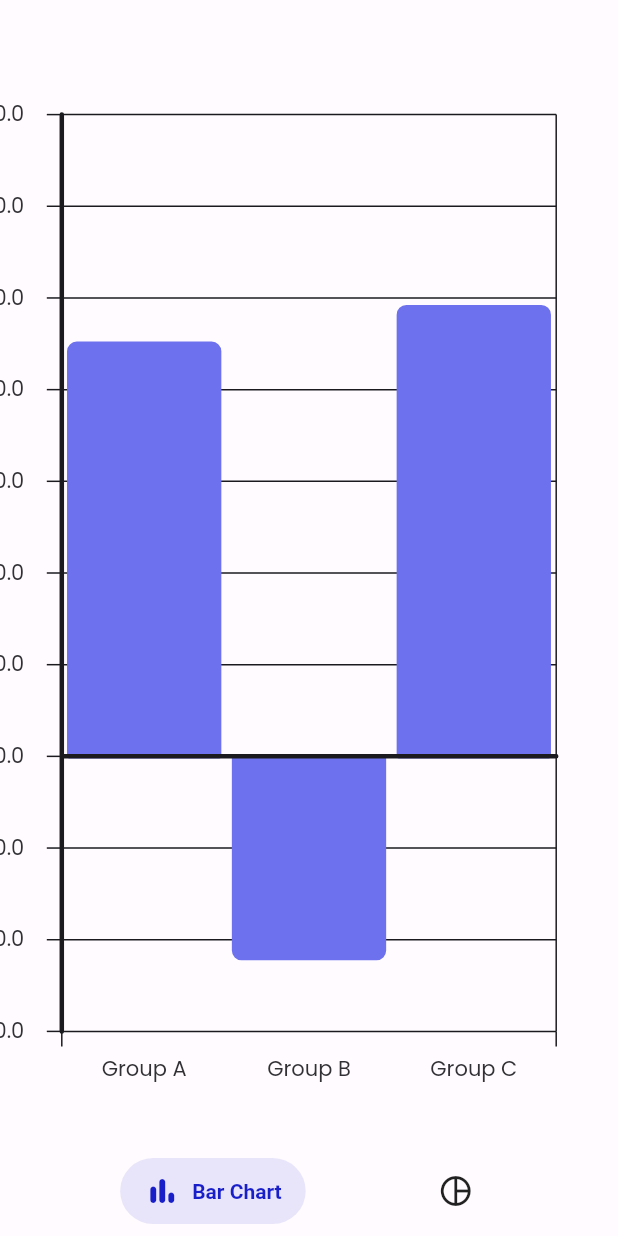
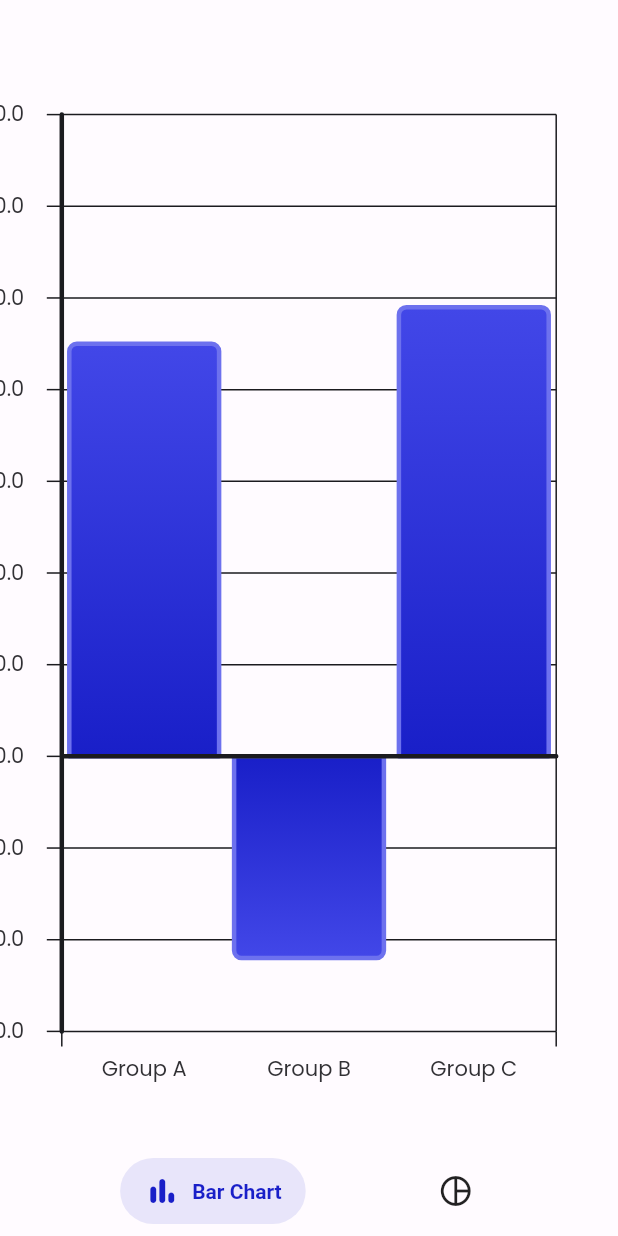
Before and after one commit to wednesday-solutions/chart_it, a Flutter app: the screen it shows after launch, on a phone screen of 412 x 824 dp. Run offline on Flutter 3.47's test engine with Material 2 defaults, Android fonts, the phone set to English and light mode, and no system bars; drawn by our look-alikes of salomon_bottom_bar; our stand-ins replace equatable, google_fonts, responsive_sizer, universal_platform.

Commit message:
Added helpers for Gradient to Shaders conversion

```diff
--- a/example/lib/main.dart
+++ b/example/lib/main.dart
@@ -1,4 +1,3 @@
-import 'package:example/place_holder/test_pie_chart.dart';
 import 'package:example/showcase.dart';
 import 'package:flutter/material.dart';
 
@@ -8,20 +7,3 @@ void main() {
   // runApp(const MyApp());
   runApp(const ShowcaseApp());
 }
-
-class MyApp extends StatelessWidget {
-  const MyApp({super.key});
-
-  // This widget is the root of your application.
-  @override
-  Widget build(BuildContext context) {
-    return MaterialApp(
-      title: 'Flutter Charts Demo',
-      debugShowCheckedModeBanner: false,
-      theme: ThemeData(
-        primarySwatch: Colors.blue,
-      ),
-      home: const TestPieChart(),
-    );
-  }
-}
--- a/example/lib/place_holder/test_bar_chart.dart
+++ b/example/lib/place_holder/test_bar_chart.dart
@@ -1,5 +1,5 @@
+import 'package:chart_it/chart_it.dart';
 import 'package:flutter/material.dart';
-import 'package:chart_it/chart_it.dart';
 import 'package:google_fonts/google_fonts.dart';
 
 class TestBarChart extends StatefulWidget {
@@ -44,14 +44,14 @@ class _TestBarChartState extends State<TestBarChart> {
         seriesStyle: const BarDataStyle(
           barWidth: 10.0,
           barColor: Color(0xFF6D71EE),
-          // gradient: LinearGradient(
-          //   begin: Alignment.topCenter,
-          //   end: Alignment.bottomCenter,
-          //   colors: [
-          //     Color(0xFF191FC8),
-          //     Color(0xFF4247E8),
-          //   ],
-          // ),
+          gradient: LinearGradient(
+            begin: Alignment.bottomCenter,
+            end: Alignment.topCenter,
+            colors: [
+              Color(0xFF191FC8),
+              Color(0xFF4247E8),
+            ],
+          ),
           strokeWidth: 3.0,
           strokeColor: Color(0xFF6D71EE),
           cornerRadius: BorderRadius.only(
--- a/lib/src/charts/data/bars/bar_data_style.dart
+++ b/lib/src/charts/data/bars/bar_data_style.dart
@@ -1,9 +1,10 @@
-import 'package:equatable/equatable.dart';
-import 'package:flutter/material.dart';
 import 'package:chart_it/src/charts/data/bars/bar_data.dart';
 import 'package:chart_it/src/charts/data/bars/bar_group.dart';
 import 'package:chart_it/src/charts/data/bars/bar_series.dart';
 import 'package:chart_it/src/charts/widgets/bar_chart.dart';
+import 'package:equatable/equatable.dart';
+import 'package:flutter/material.dart';
+import 'package:flutter/painting.dart';
 
 /// Encapsulates all the Styling options required for a [BarChart]
 /// {@template bar_styling_order}
--- a/lib/src/charts/painters/cartesian/bar_painter.dart
+++ b/lib/src/charts/painters/cartesian/bar_painter.dart
@@ -1,11 +1,10 @@
-import 'dart:ui' as ui;
-
-import 'package:flutter/material.dart';
 import 'package:chart_it/chart_it.dart';
 import 'package:chart_it/src/charts/constants/defaults.dart';
 import 'package:chart_it/src/charts/painters/cartesian/cartesian_chart_painter.dart';
 import 'package:chart_it/src/charts/painters/cartesian/cartesian_painter.dart';
 import 'package:chart_it/src/charts/painters/text/chart_text_painter.dart';
+import 'package:chart_it/src/extensions/paint_objects.dart';
+import 'package:flutter/material.dart';
 
 class BarPainter implements CartesianPainter {
   late double _vRatio;
@@ -149,8 +148,8 @@ class BarPainter implements CartesianPainter {
 
     var barPaint = Paint()
       ..color = (style.barColor ?? defaultBarSeriesStyle.barColor)!
-      ..shader =
-          (style.gradient ?? defaultBarSeriesStyle.gradient) as ui.Gradient?;
+      ..shader = (style.gradient ?? defaultBarSeriesStyle.gradient)
+          ?.toShader(bar.outerRect);
 
     var barStroke = Paint()
       ..style = PaintingStyle.stroke
```
Also changed, not shown: lib/src/charts/data/pie/slice_data_style.dart (+13 -3 lines), lib/src/charts/painters/radial/pie_painter.dart (+10 -2 lines), lib/src/extensions/paint_objects.dart (+26 -0 lines), 1 other file.
